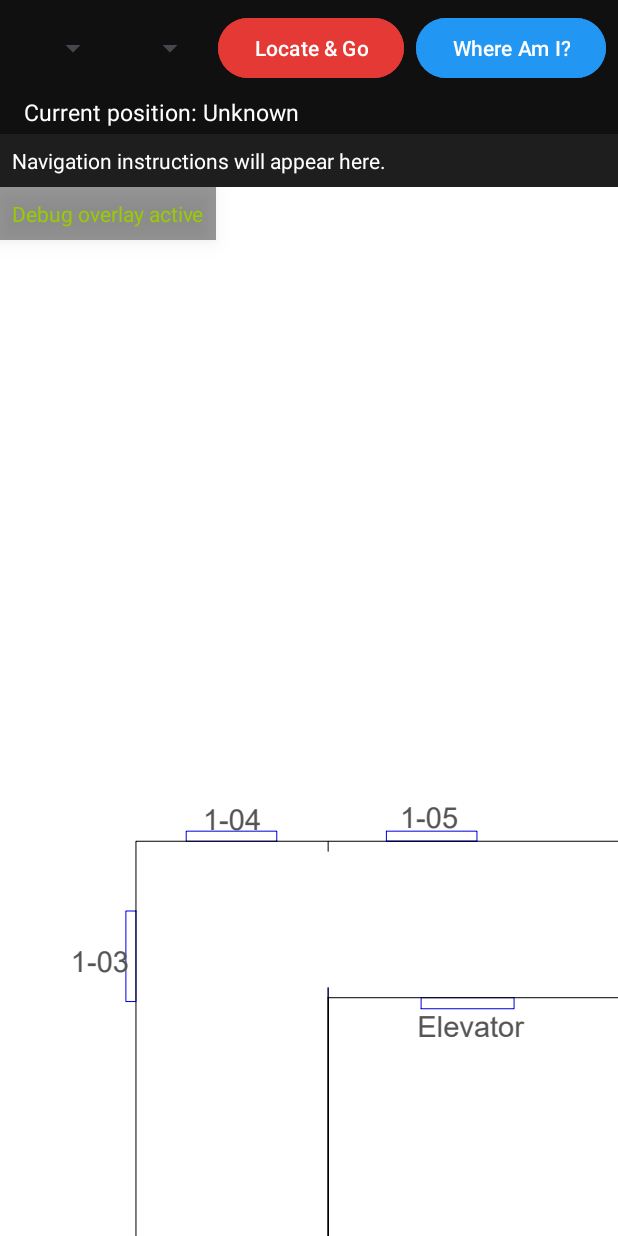
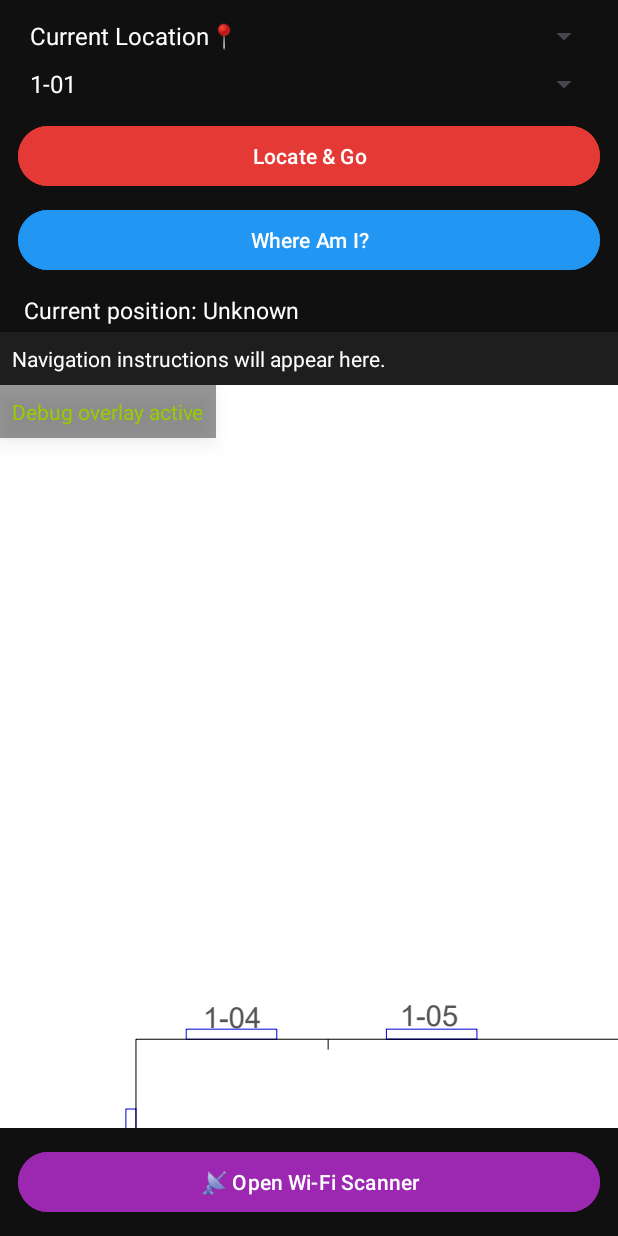
Before and after one commit to Yusheel2110/IPSNavigation, an Android app: the screen it shows after launch (NavigationActivity), on a phone screen of 412 x 824 dp. Run offline under Robolectric (Android 15) with nearby library versions, the phone set to English and light mode, and no system bars.

Commit message:
Working for demo Friday Night

```diff
--- a/app/src/main/AndroidManifest.xml
+++ b/app/src/main/AndroidManifest.xml
@@ -26,6 +26,8 @@
         android:roundIcon="@mipmap/ic_launcher_round"
         android:supportsRtl="true"
         android:theme="@style/Theme.IPSNavigation">
+        <activity android:name=".WifiScanActivity" />
+
 
         <!-- ===== Main launcher ===== -->
         <activity
--- a/app/src/main/java/za/ac/ukzn/ipsnavigation/NavigationActivity.kt
+++ b/app/src/main/java/za/ac/ukzn/ipsnavigation/NavigationActivity.kt
@@ -1,5 +1,6 @@
 package za.ac.ukzn.ipsnavigation
 
+import android.content.Intent
 import android.os.*
 import android.util.Log
 import android.view.View
@@ -17,8 +18,8 @@ import kotlin.random.Random
  * NavigationActivity — PDR-only mode with “Where Am I?”
  * ------------------------------------------------------------
  * - Press "Where Am I?" to snap to the next fake coordinate
- * - Coordinates are cycled through sequentially from a predefined list
- * - Clears any existing route before snapping
+ * - Cycles through predefined fake Wi-Fi positions
+ * - “Open Wi-Fi Scanner” shows fake AP list + inferred (X,Y)
  * ------------------------------------------------------------
  */
 class NavigationActivity : AppCompatActivity() {
@@ -33,6 +34,7 @@ class NavigationActivity : AppCompatActivity() {
     private lateinit var destSpinner: Spinner
     private lateinit var navigateButton: Button
     private lateinit var locateButton: Button
+    private lateinit var openWifiPageButton: Button
     private lateinit var loadingOverlay: LinearLayout
     private lateinit var loadingText: TextView
     private lateinit var predictedTextView: TextView
@@ -40,21 +42,16 @@ class NavigationActivity : AppCompatActivity() {
 
     // Fake Wi-Fi coordinate list (simulate sequential localization results)
     private val fakeLocations = listOf(
-        Pair(3.5, 5.0),   // Near 1-01
-        Pair(15.8, 5.0),   // Between 1-01 and 1-02
-        Pair(6.0, 2.0),   // Mid-corridor left
-        Pair(10.5, 2.5),  // Near 1-05 elevator
-        Pair(14.0, 3.0),  // Mid-top corridor
-        Pair(19.0, 3.0),  // Near 1-08
-        Pair(24.5, 3.2),  // Near 1-10
-        Pair(26.5, 1.0),  // Turning corner
-        Pair(25.0, -1.5), // Down the right wing
-        Pair(21.0, -2.5), // Near 1-12
-        Pair(17.5, -2.8), // Approaching 1-13
-        Pair(14.0, -3.5)  // End of hall
+        Pair("Corridor", Pair(1.0170, 2.7074)),
+        Pair("1-08", Pair(16.3, 4.8)),
+        Pair("1-10", Pair(27.0163, 4.6369)),
+        Pair("C4", Pair(26.5, 1.0)),
+        Pair("C6", Pair(25.0, -1.5)),
+        Pair("1-12", Pair(21.0, -2.5)),
+        Pair("1-13", Pair(14.0, -3.5))
     )
 
-    private var fakeIndex = 0 // track which fake position to use next
+    private var fakeIndex = 0
 
     override fun onCreate(savedInstanceState: Bundle?) {
         super.onCreate(savedInstanceState)
@@ -68,12 +65,12 @@ class NavigationActivity : AppCompatActivity() {
         destSpinner = findViewById(R.id.destinationSpinner)
         navigateButton = findViewById(R.id.navigateButton)
         locateButton = findViewById(R.id.locateButton)
+        openWifiPageButton = findViewById(R.id.openWifiPageButton)
         loadingOverlay = findViewById(R.id.loadingOverlay)
         loadingText = findViewById(R.id.loadingText)
         predictedTextView = findViewById(R.id.predictedTextView)
         instructionTextView = findViewById(R.id.instructionTextView)
 
-        // ===== Map fragment =====
         val frag = supportFragmentManager.findFragmentById(R.id.mapFragmentContainer)
         mapFragment = if (frag is MapFragment) frag else MapFragment().also {
             supportFragmentManager.beginTransaction()
@@ -94,27 +91,20 @@ class NavigationActivity : AppCompatActivity() {
         startSensorManagers()
     }
 
-    // ============================================================
-    // Populate dropdowns
-    // ============================================================
     private fun setupNodeSpinners() {
         val nodes = graphManager.getAllNodes().mapNotNull { it.label }.sortedBy { it.lowercase() }
-        val listWithCurrent = listOf("Current Location") + nodes
-        val adapter = ArrayAdapter(this, android.R.layout.simple_spinner_item, listWithCurrent)
+        val listWithCurrent = listOf("Current Location📍") + nodes
+        val adapter = ArrayAdapter(this, R.layout.spinner_item_white_text, listWithCurrent)
         adapter.setDropDownViewResource(android.R.layout.simple_spinner_dropdown_item)
         startSpinner.adapter = adapter
 
-        val destAdapter = ArrayAdapter(this, android.R.layout.simple_spinner_item, nodes)
+        val destAdapter = ArrayAdapter(this, R.layout.spinner_item_white_text, nodes)
         destAdapter.setDropDownViewResource(android.R.layout.simple_spinner_dropdown_item)
         destSpinner.adapter = destAdapter
     }
 
-    // ============================================================
-    // Handle buttons
-    // ============================================================
     private fun setupButtons() {
 
-        // ---------- Locate & Go ----------
         navigateButton.setOnClickListener {
             val startLabel = startSpinner.selectedItem?.toString()
             val destLabel = destSpinner.selectedItem?.toString()
@@ -124,24 +114,16 @@ class NavigationActivity : AppCompatActivity() {
                 return@setOnClickListener
             }
 
-            // Always clear old route before drawing
             mapFragment.clearRoute()
 
-            var actualStartNode: Node? = null
-
-            if (startLabel == "Current Location") {
+            val actualStartNode = if (startLabel == "Current Location📍") {
                 val lastPos = mapFragment.getCurrentPositionMeters()
                 if (lastPos != null) {
-                    actualStartNode = graphManager.getAllNodes().minByOrNull {
+                    graphManager.getAllNodes().minByOrNull {
                         hypot(it.x_m - lastPos.first, it.y_m - lastPos.second)
                     }
-                    Log.i("NavigationActivity", "📍 Using current position as start (${actualStartNode?.label})")
-                } else {
-                    actualStartNode = graphManager.getNodeByLabel("1-01")
-                }
-            } else {
-                actualStartNode = graphManager.getNodeByLabel(startLabel!!)
-            }
+                } else graphManager.getNodeByLabel("1-01")
+            } else graphManager.getNodeByLabel(startLabel ?: "1-01")
 
             if (actualStartNode == null) {
                 Toast.makeText(this, "Invalid start node.", Toast.LENGTH_SHORT).show()
@@ -150,52 +132,52 @@ class NavigationActivity : AppCompatActivity() {
 
             mapFragment.snapToStartNode(actualStartNode)
             mapFragment.drawRoute(actualStartNode.label!!, destLabel)
-
             predictedTextView.text = "Route: ${actualStartNode.label} → $destLabel"
             instructionTextView.text = "Follow the red path to reach $destLabel."
         }
 
-        // ---------- Where Am I (Fake coords) ----------
         locateButton.setOnClickListener {
             fakeLocateUser()
         }
+
+        // ---------- Open Wi-Fi Page ----------
+        openWifiPageButton.setOnClickListener {
+            // The fakeIndex is always one step ahead of what's displayed.
+            // We get the last shown index to ensure consistency.
+            val lastShownIndex = if (fakeIndex > 0) fakeIndex - 1 else 0
+            val (label, coords) = fakeLocations[lastShownIndex % fakeLocations.size]
+
+            val intent = Intent(this, WifiScanActivity::class.java).apply {
+                putExtra("label", label)
+                putExtra("x", coords.first)
+                putExtra("y", coords.second)
+            }
+            startActivity(intent)
+        }
     }
 
-    // ============================================================
-    // Fake coordinate cycle system
-    // ============================================================
     private fun fakeLocateUser() {
-        // Clear any route
         mapFragment.clearRoute()
-
         loadingOverlay.visibility = View.VISIBLE
         loadingText.text = "📡 Locating..."
         predictedTextView.text = "Scanning nearby Wi-Fi..."
         instructionTextView.text = "Please wait..."
 
-        val delay = Random.nextLong(1500, 4000)
+        val delay = Random.nextLong(800, 2500)
 
         Handler(Looper.getMainLooper()).postDelayed({
             loadingOverlay.visibility = View.GONE
-
-            // Get the next fake coordinate (loop when reaching end)
-            val fakePos = fakeLocations[fakeIndex % fakeLocations.size]
+            val (label, coords) = fakeLocations[fakeIndex % fakeLocations.size]
             fakeIndex++
 
-            mapFragment.updateUserPosition(fakePos.first, fakePos.second)
-            predictedTextView.text = "Current position: (${String.format("%.2f", fakePos.first)}, ${String.format("%.2f", fakePos.second)})"
+            mapFragment.updateUserPosition(coords.first, coords.second)
+            predictedTextView.text = "Current position: $label"
             instructionTextView.text = "You are here (simulated)."
-
-            Log.i("NavigationActivity", "📍 Fake Wi-Fi position → ${fakePos.first}, ${fakePos.second}")
-            Toast.makeText(this, "📍 Positioned via simulated Wi-Fi scan", Toast.LENGTH_SHORT).show()
+            Log.i("NavigationActivity", "📍 Fake Wi-Fi position → $label @ (${coords.first}, ${coords.second})")
         }, delay)
     }
 
-    // ============================================================
-    // Sensor setup
-    // ============================================================
     private fun startSensorManagers() {
-        Log.i("NavigationActivity", "Starting HeadingManager + PDRManager (PDR-only mode)...")
         headingManager.start()
         pdrManager.start { stepLength, _, heading ->
             mapFragment.onStepTaken(stepLength, heading)
--- a/app/src/main/res/layout/activity_navigation.xml
+++ b/app/src/main/res/layout/activity_navigation.xml
@@ -17,44 +17,43 @@
         <LinearLayout
             android:layout_width="match_parent"
             android:layout_height="wrap_content"
-            android:orientation="horizontal"
-            android:padding="8dp"
-            android:gravity="center">
+            android:orientation="vertical"
+            android:padding="12dp"
+            android:gravity="center_horizontal">
 
             <!-- 🔹 START NODE DROPDOWN -->
             <Spinner
                 android:id="@+id/startNodeSpinner"
-                android:layout_width="0dp"
+                android:layout_width="match_parent"
                 android:layout_height="wrap_content"
-                android:layout_weight="1"
+                android:layout_marginBottom="8dp"
                 android:spinnerMode="dropdown"
                 android:popupBackground="@android:color/white" />
 
             <!-- 🔹 DESTINATION DROPDOWN -->
             <Spinner
                 android:id="@+id/destinationSpinner"
-                android:layout_width="0dp"
+                android:layout_width="match_parent"
                 android:layout_height="wrap_content"
-                android:layout_weight="1"
+                android:layout_marginBottom="12dp"
                 android:spinnerMode="dropdown"
                 android:popupBackground="@android:color/white" />
 
             <!-- 🔹 LOCATE & GO -->
             <Button
                 android:id="@+id/navigateButton"
-                android:layout_width="wrap_content"
+                android:layout_width="match_parent"
                 android:layout_height="wrap_content"
-                android:layout_marginStart="8dp"
                 android:text="Locate &amp; Go"
                 android:backgroundTint="#E53935"
-                android:textColor="@android:color/white" />
+                android:textColor="@android:color/white"
+                android:layout_marginBottom="8dp" />
 
             <!-- 🔹 WHERE AM I -->
             <Button
                 android:id="@+id/locateButton"
-                android:layout_width="wrap_content"
+                android:layout_width="match_parent"
                 android:layout_height="wrap_content"
-                android:layout_marginStart="8dp"
                 android:text="Where Am I?"
                 android:backgroundTint="#2196F3"
                 android:textColor="@android:color/white" />
@@ -89,6 +88,17 @@
             android:layout_width="match_parent"
             android:layout_height="0dp"
             android:layout_weight="1" />
+
+        <!-- ===== 📡 OPEN WIFI SCANNER BUTTON (BOTTOM) ===== -->
+        <Button
+            android:id="@+id/openWifiPageButton"
+            android:layout_width="match_parent"
+            android:layout_height="wrap_content"
+            android:text="📡 Open Wi-Fi Scanner"
+            android:backgroundTint="#9C27B0"
+            android:textColor="@android:color/white"
+            android:layout_margin="12dp"
+            android:layout_gravity="bottom" />
     </LinearLayout>
 
     <!-- ========================================================= -->
@@ -103,7 +113,6 @@
         android:visibility="gone"
         android:orientation="vertical">
 
-        <!-- Spinning Progress Circle -->
         <ProgressBar
             android:id="@+id/loadingSpinner"
             style="?android:attr/progressBarStyleLarge"
@@ -112,7 +121,6 @@
             android:indeterminate="true"
             android:indeterminateTint="@android:color/white" />
 
-        <!-- Dynamic Scanning Text -->
         <TextView
             android:id="@+id/loadingText"
             android:layout_width="wrap_content"
--- /dev/null
+++ b/app/src/main/res/layout/spinner_item_white_text.xml
@@ -0,0 +1,10 @@
+<?xml version="1.0" encoding="utf-8"?>
+<TextView xmlns:android="http://schemas.android.com/apk/res/android"
+    android:id="@android:id/text1"
+    style="?android:attr/spinnerItemStyle"
+    android:layout_width="match_parent"
+    android:layout_height="wrap_content"
+    android:ellipsize="marquee"
+    android:singleLine="true"
+    android:textAlignment="inherit"
+    android:textColor="@android:color/white" />
```
Also changed, not shown: app/src/main/java/za/ac/ukzn/ipsnavigation/WiFiScanActivity.kt (added, +129 -0 lines), app/src/main/res/layout/activity_wifi_scan.xml (added, +38 -0 lines), app/src/main/res/layout/list_item_white_text.xml (added, +8 -0 lines).
